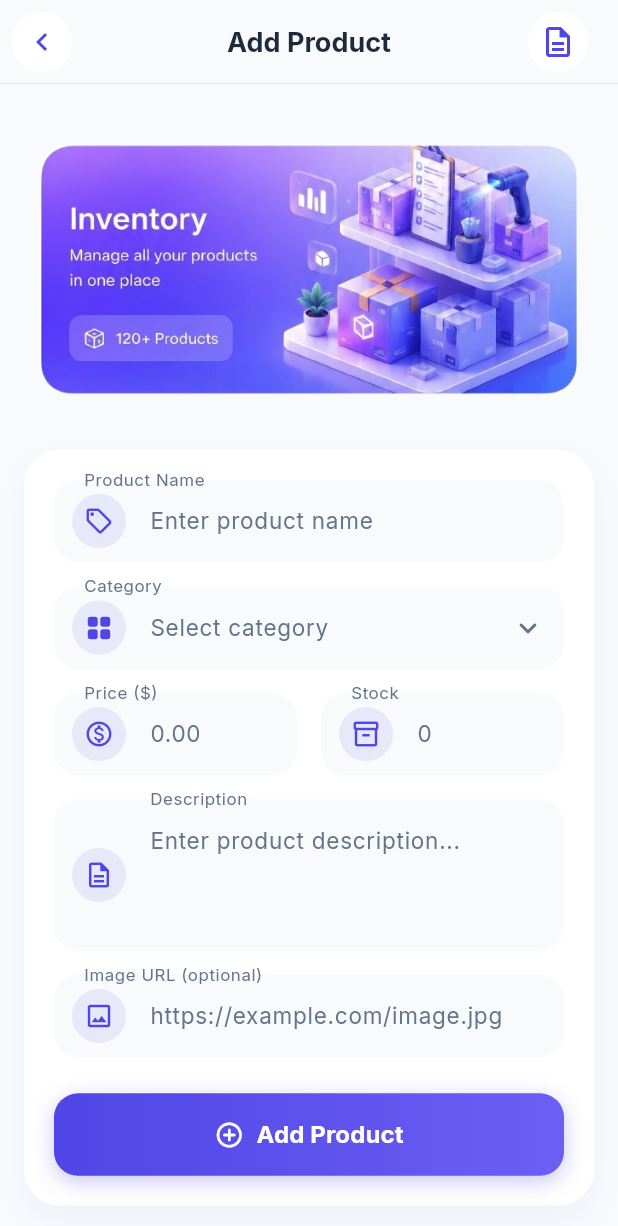
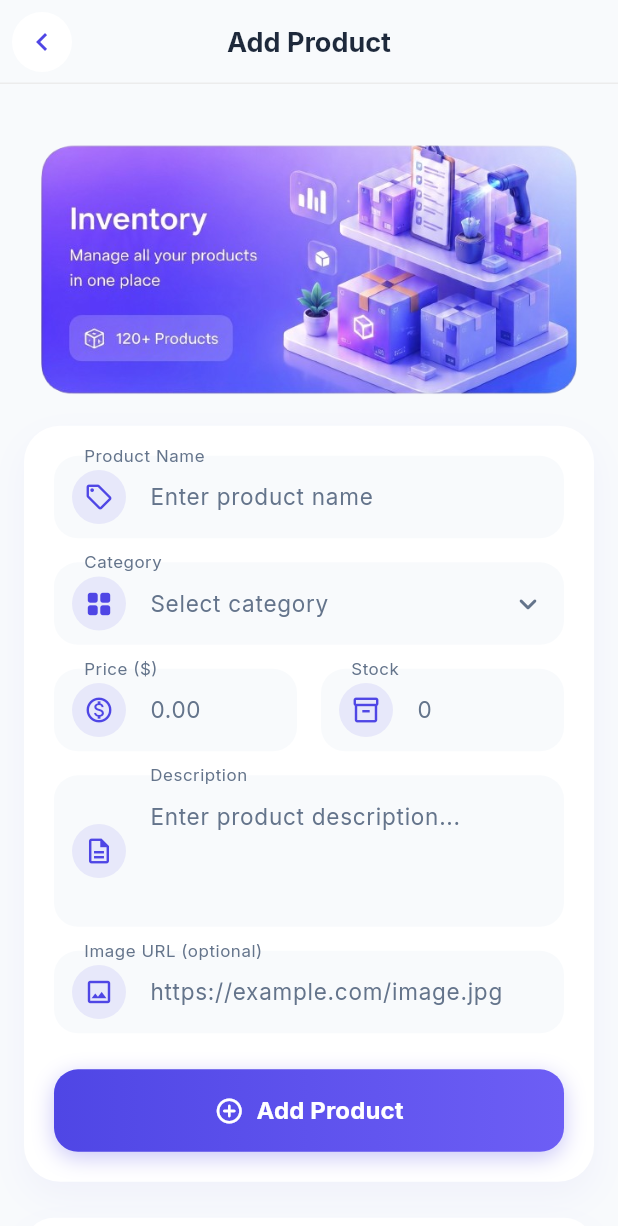
Before and after one commit to Syak1234/DigiStock, a Flutter app: the _AddEditProductView screen opened directly, on a phone screen of 412 x 824 dp. Shown: the top 1226 px of the screen. Run offline on Flutter 3.47's test engine with Material 3 defaults, Android fonts, the phone set to English and light mode, and no system bars; drawn by our look-alikes of flutter_animate; our stand-ins replace device_preview, equatable, fl_chart, flutter_bloc, go_router, google_fonts and 3 more; accounts and stored records are empty.

Commit message:
update all

```diff
--- a/lib/features/inventory/presentation/pages/add_edit_product_page.dart
+++ b/lib/features/inventory/presentation/pages/add_edit_product_page.dart
@@ -208,25 +208,6 @@ class _AddEditProductViewState extends State<_AddEditProductView> {
                 ),
               ),
             ),
-            actions: [
-              Padding(
-                padding: const EdgeInsets.all(8.0),
-                child: Container(
-                  decoration: BoxDecoration(
-                    color: Colors.white,
-                    shape: BoxShape.circle,
-                  ),
-                  child: IconButton(
-                    icon: Icon(
-                      Icons.description_outlined,
-                      color: Theme.of(context).colorScheme.primary,
-                    ),
-                    onPressed: () {},
-                  ),
-                ),
-              ),
-              const SizedBox(width: 8),
-            ],
           ),
           body: BlocConsumer<ProductFormBloc, ProductFormState>(
             listener: (context, state) {
@@ -271,7 +252,7 @@ class _AddEditProductViewState extends State<_AddEditProductView> {
                           .animate()
                           .fade(duration: 500.ms)
                           .scale(begin: const Offset(0.95, 0.95)),
-                      const SizedBox(height: 16),
+                      // const SizedBox(height: 5),
                       Container(
                         padding: const EdgeInsets.all(20),
                         decoration: BoxDecoration(
@@ -460,10 +441,11 @@ class _AddEditProductViewState extends State<_AddEditProductView> {
                               ),
                             ),
                             const SizedBox(width: 12),
-                            Icon(
-                              Icons.stars_rounded,
-                              color: Theme.of(context).colorScheme.primary,
-                              size: 48,
+                            Image.asset(
+                              'assets/images/premium_star_badge.png',
+                              width: 64,
+                              height: 64,
+                              fit: BoxFit.contain,
                             ),
                           ],
                         ),
```
Also changed, not shown: assets/images/premium_star_badge.png (added).
